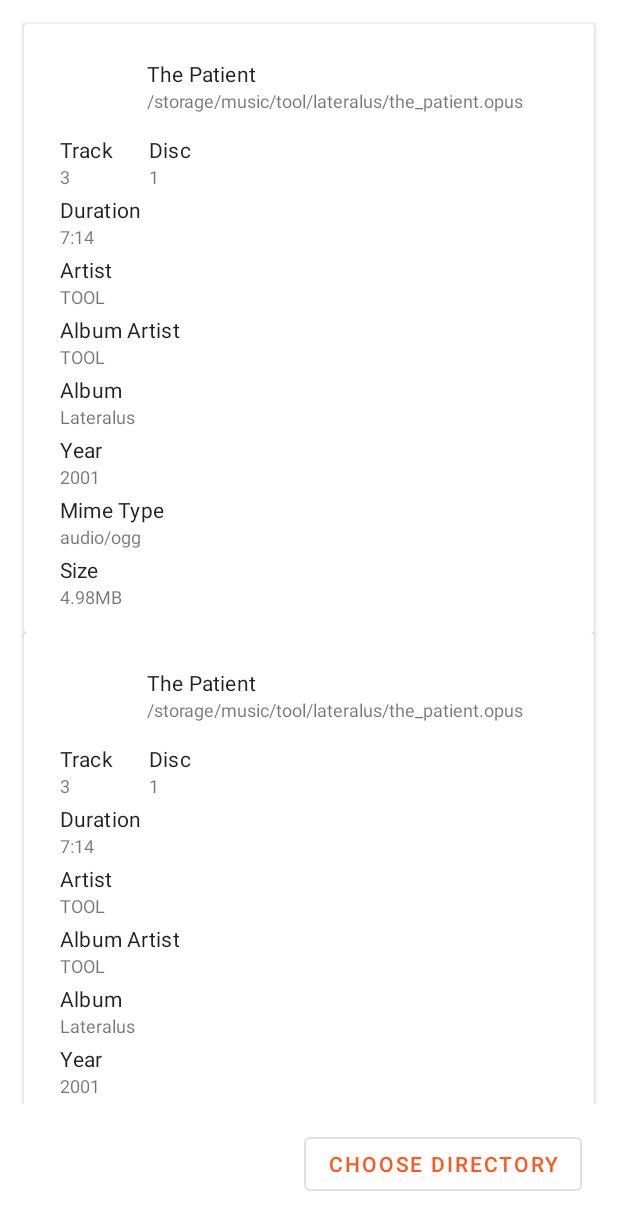
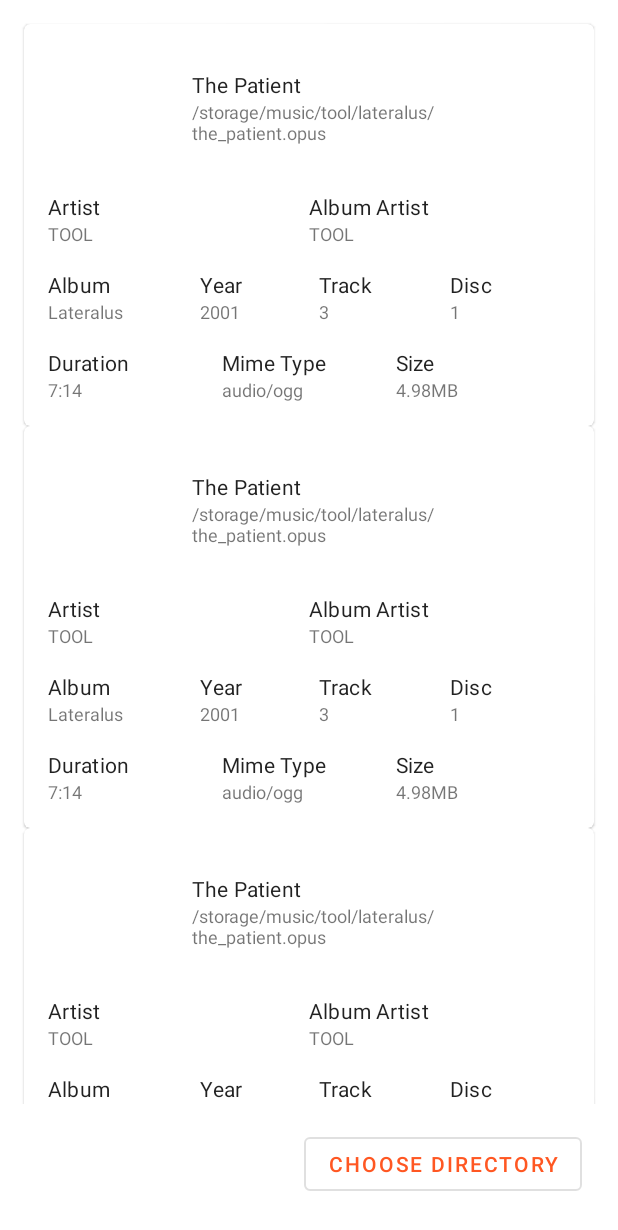
Before and after one commit to timusus/KTagLib, an Android app: the layout activity_main.xml on its own in the app's theme, with its tools: preview values and no code run, on a phone screen of 412 x 824 dp. Shown: the top 1230 px of the screen. Run offline under Robolectric (Android 15) with nearby library versions, the light colour scheme and no system bars.

Commit message:
Improve audio file item design by grouping info into rows

```diff
--- a/sample/src/main/res/layout/list_item_document.xml
+++ b/sample/src/main/res/layout/list_item_document.xml
@@ -1,164 +1,123 @@
 <?xml version="1.0" encoding="utf-8"?>
-<androidx.cardview.widget.CardView xmlns:android="http://schemas.android.com/apk/res/android"
+<com.google.android.material.card.MaterialCardView xmlns:android="http://schemas.android.com/apk/res/android"
     xmlns:app="http://schemas.android.com/apk/res-auto"
     xmlns:tools="http://schemas.android.com/tools"
     android:layout_width="match_parent"
     android:layout_height="wrap_content">
 
-    <androidx.constraintlayout.widget.ConstraintLayout
+    <LinearLayout
         android:layout_width="match_parent"
         android:layout_height="wrap_content"
+        android:orientation="vertical"
         android:padding="16dp">
+
+        <LinearLayout
+            android:layout_width="match_parent"
+            android:layout_height="wrap_content"
+            android:gravity="center_vertical"
+            android:orientation="horizontal">
 
             <ImageView
                 android:id="@+id/albumArt"
-            android:layout_width="50dp"
-            android:layout_height="50dp"
-            android:layout_marginStart="8dp"
-            app:layout_constraintStart_toStartOf="parent"
-            app:layout_constraintTop_toTopOf="parent" />
+                android:layout_width="80dp"
+                android:layout_height="80dp" />
 
-        <TextView
-            android:id="@+id/documentName"
+            <LinearLayout
                 android:layout_width="wrap_content"
                 android:layout_height="wrap_content"
-            android:layout_marginStart="8dp"
-            android:textSize="12sp"
-            app:layout_constraintBottom_toBottomOf="@id/albumArt"
-            app:layout_constraintStart_toEndOf="@id/albumArt"
-            app:layout_constraintTop_toBottomOf="@id/title"
-            tools:text="/storage/music/tool/lateralus/the_patient.opus" />
-
+                android:orientation="vertical"
+                android:paddingHorizontal="16dp">
 
                 <TextView
                     android:id="@+id/title"
                     style="@style/TextAppearance.MaterialComponents.Subtitle1"
                     android:layout_width="wrap_content"
                     android:layout_height="wrap_content"
-            android:layout_marginStart="8dp"
                     android:textSize="14sp"
-            app:layout_constraintBottom_toTopOf="@id/documentName"
-            app:layout_constraintStart_toEndOf="@id/albumArt"
-            app:layout_constraintTop_toTopOf="@id/albumArt"
-            app:layout_constraintVertical_chainStyle="packed"
                     tools:text="The Patient" />
 
                 <TextView
-            android:id="@+id/trackHeading"
-            style="@style/TextAppearance.MaterialComponents.Subtitle1"
-            android:layout_width="wrap_content"
-            android:layout_height="wrap_content"
-            android:layout_marginStart="8dp"
-            android:layout_marginTop="8dp"
-            android:text="Track"
-            android:textSize="14sp"
-            app:layout_constraintStart_toStartOf="parent"
-            app:layout_constraintTop_toBottomOf="@id/albumArt" />
-
-        <TextView
-            android:id="@+id/track"
-            android:layout_width="wrap_content"
-            android:layout_height="wrap_content"
-            android:layout_marginStart="8dp"
-            android:textSize="12sp"
-            app:layout_constraintStart_toStartOf="parent"
-            app:layout_constraintTop_toBottomOf="@id/trackHeading"
-            tools:text="3" />
-
-        <TextView
-            android:id="@+id/discHeading"
-            style="@style/TextAppearance.MaterialComponents.Subtitle1"
-            android:layout_width="wrap_content"
-            android:layout_height="wrap_content"
-            android:layout_marginStart="24dp"
-            android:layout_marginTop="8dp"
-            android:text="Disc"
-            android:textSize="14sp"
-            app:layout_constraintStart_toEndOf="@id/trackHeading"
-            app:layout_constraintTop_toBottomOf="@id/albumArt" />
-
-        <TextView
-            android:id="@+id/disc"
+                    android:id="@+id/documentName"
                     android:layout_width="wrap_content"
                     android:layout_height="wrap_content"
                     android:textSize="12sp"
-            app:layout_constraintStart_toStartOf="@id/discHeading"
-            app:layout_constraintTop_toBottomOf="@id/discHeading"
-            tools:text="1" />
+                    tools:text="/storage/music/tool/lateralus/the_patient.opus" />
 
-        <TextView
-            android:id="@+id/durationHeading"
-            style="@style/TextAppearance.MaterialComponents.Subtitle1"
-            android:layout_width="wrap_content"
+            </LinearLayout>
+
+        </LinearLayout>
+
+        <LinearLayout
+            android:layout_width="match_parent"
             android:layout_height="wrap_content"
-            android:layout_marginStart="8dp"
-            android:layout_marginTop="4dp"
-            android:text="Duration"
-            android:textSize="14sp"
-            app:layout_constraintStart_toStartOf="parent"
-            app:layout_constraintTop_toBottomOf="@id/track" />
+            android:layout_marginTop="16dp"
+            android:orientation="horizontal">
 
-        <TextView
-            android:id="@+id/duration"
-            android:layout_width="wrap_content"
+            <LinearLayout
+                android:layout_width="0dp"
                 android:layout_height="wrap_content"
-            android:layout_marginStart="8dp"
-            android:textSize="12sp"
-            app:layout_constraintStart_toStartOf="parent"
-            app:layout_constraintTop_toBottomOf="@id/durationHeading"
-            tools:text="7:14" />
+                android:layout_weight="1"
+                android:orientation="vertical">
 
                 <TextView
                     android:id="@+id/artistHeading"
                     style="@style/TextAppearance.MaterialComponents.Subtitle1"
                     android:layout_width="wrap_content"
                     android:layout_height="wrap_content"
-            android:layout_marginStart="8dp"
-            android:layout_marginTop="4dp"
                     android:text="Artist"
-            android:textSize="14sp"
-            app:layout_constraintStart_toStartOf="parent"
-            app:layout_constraintTop_toBottomOf="@id/duration" />
+                    android:textSize="14sp" />
 
                 <TextView
                     android:id="@+id/artist"
                     android:layout_width="wrap_content"
                     android:layout_height="wrap_content"
-            android:layout_marginStart="8dp"
                     android:textSize="12sp"
-            app:layout_constraintStart_toStartOf="parent"
-            app:layout_constraintTop_toBottomOf="@id/artistHeading"
                     tools:text="TOOL" />
+
+            </LinearLayout>
+
+            <LinearLayout
+                android:layout_width="0dp"
+                android:layout_height="wrap_content"
+                android:layout_weight="1"
+                android:orientation="vertical">
 
                 <TextView
                     android:id="@+id/albumArtistHeading"
                     style="@style/TextAppearance.MaterialComponents.Subtitle1"
                     android:layout_width="wrap_content"
                     android:layout_height="wrap_content"
-            android:layout_marginStart="8dp"
-            android:layout_marginTop="4dp"
                     android:text="Album Artist"
-            android:textSize="14sp"
-            app:layout_constraintStart_toStartOf="parent"
-            app:layout_constraintTop_toBottomOf="@id/artist" />
+                    android:textSize="14sp" />
 
                 <TextView
                     android:id="@+id/albumArtist"
                     android:layout_width="wrap_content"
                     android:layout_height="wrap_content"
-            android:layout_marginStart="8dp"
                     android:textSize="12sp"
-            app:layout_constraintStart_toStartOf="parent"
-            app:layout_constraintTop_toBottomOf="@id/albumArtistHeading"
                     tools:text="TOOL" />
+
+            </LinearLayout>
+
+        </LinearLayout>
+
+        <LinearLayout
+            android:layout_width="match_parent"
+            android:layout_height="wrap_content"
+            android:layout_marginTop="16dp"
+            android:orientation="horizontal">
+
+            <LinearLayout
+                android:layout_width="wrap_content"
+                android:layout_height="wrap_content"
+                android:layout_weight="1"
+                android:orientation="vertical">
 
                 <TextView
                     android:id="@+id/albumHeading"
                     style="@style/TextAppearance.MaterialComponents.Subtitle1"
                     android:layout_width="wrap_content"
                     android:layout_height="wrap_content"
-            android:layout_marginStart="8dp"
-            android:layout_marginTop="4dp"
                     android:text="Album"
                     android:textSize="14sp"
                     app:layout_constraintStart_toStartOf="parent"
@@ -168,77 +127,160 @@
                     android:id="@+id/album"
                     android:layout_width="wrap_content"
                     android:layout_height="wrap_content"
-            android:layout_marginStart="8dp"
                     android:textSize="12sp"
-            app:layout_constraintStart_toStartOf="parent"
-            app:layout_constraintTop_toBottomOf="@id/albumHeading"
                     tools:text="Lateralus" />
+
+            </LinearLayout>
+
+            <LinearLayout
+                android:layout_width="wrap_content"
+                android:layout_height="wrap_content"
+                android:layout_weight="1"
+                android:orientation="vertical">
 
                 <TextView
                     android:id="@+id/yearHeading"
                     style="@style/TextAppearance.MaterialComponents.Subtitle1"
                     android:layout_width="wrap_content"
                     android:layout_height="wrap_content"
-            android:layout_marginStart="8dp"
-            android:layout_marginTop="4dp"
                     android:text="Year"
-            android:textSize="14sp"
-            app:layout_constraintStart_toStartOf="parent"
-            app:layout_constraintTop_toBottomOf="@id/album" />
+                    android:textSize="14sp" />
 
                 <TextView
                     android:id="@+id/year"
                     android:layout_width="wrap_content"
                     android:layout_height="wrap_content"
-            android:layout_marginStart="8dp"
                     android:textSize="12sp"
-            app:layout_constraintStart_toStartOf="parent"
-            app:layout_constraintTop_toBottomOf="@id/yearHeading"
                     tools:text="2001" />
+
+            </LinearLayout>
+
+            <LinearLayout
+                android:layout_width="wrap_content"
+                android:layout_height="wrap_content"
+                android:layout_weight="1"
+                android:orientation="vertical">
+
+                <TextView
+                    android:id="@+id/trackHeading"
+                    style="@style/TextAppearance.MaterialComponents.Subtitle1"
+                    android:layout_width="wrap_content"
+                    android:layout_height="wrap_content"
+                    android:text="Track"
+                    android:textSize="14sp" />
+
+                <TextView
+                    android:id="@+id/track"
+                    android:layout_width="wrap_content"
+                    android:layout_height="wrap_content"
+                    android:textSize="12sp"
+                    tools:text="3" />
+
+            </LinearLayout>
+
+
+            <LinearLayout
+                android:layout_width="wrap_content"
+                android:layout_height="wrap_content"
+                android:layout_weight="1"
+                android:orientation="vertical">
+
+                <TextView
+                    android:id="@+id/discHeading"
+                    style="@style/TextAppearance.MaterialComponents.Subtitle1"
+                    android:layout_width="wrap_content"
+                    android:layout_height="wrap_content"
+                    android:text="Disc"
+                    android:textSize="14sp" />
+
+                <TextView
+                    android:id="@+id/disc"
+                    android:layout_width="wrap_content"
+                    android:layout_height="wrap_content"
+                    android:textSize="12sp"
+                    tools:text="1" />
+
+            </LinearLayout>
+
+        </LinearLayout>
+
+        <LinearLayout
+            android:layout_width="match_parent"
+            android:layout_height="wrap_content"
+            android:layout_marginTop="16dp"
+            android:orientation="horizontal">
+
+            <LinearLayout
+                android:layout_width="0dp"
+                android:layout_height="wrap_content"
+                android:layout_weight="1"
+                android:orientation="vertical">
+
+                <TextView
+                    android:id="@+id/durationHeading"
+                    style="@style/TextAppearance.MaterialComponents.Subtitle1"
+                    android:layout_width="wrap_content"
+                    android:layout_height="wrap_content"
+                    android:text="Duration"
+                    android:textSize="14sp" />
+
+                <TextView
+                    android:id="@+id/duration"
+                    android:layout_width="wrap_content"
+                    android:layout_height="wrap_content"
+                    android:textSize="12sp"
+                    tools:text="7:14" />
+
+            </LinearLayout>
+
+            <LinearLayout
+                android:layout_width="0dp"
+                android:layout_height="wrap_content"
+                android:layout_weight="1"
+                android:orientation="vertical">
 
                 <TextView
                     android:id="@+id/mimeTypeHeading"
                     style="@style/TextAppearance.MaterialComponents.Subtitle1"
                     android:layout_width="wrap_content"
                     android:layout_height="wrap_content"
-            android:layout_marginStart="8dp"
-            android:layout_marginTop="4dp"
                     android:text="Mime Type"
-            android:textSize="14sp"
-            app:layout_constraintStart_toStartOf="parent"
-            app:layout_constraintTop_toBottomOf="@id/year" />
+                    android:textSize="14sp" />
 
                 <TextView
                     android:id="@+id/mimeType"
                     android:layout_width="wrap_content"
                     android:layout_height="wrap_content"
-            android:layout_marginStart="8dp"
                     android:textSize="12sp"
-            app:layout_constraintStart_toStartOf="parent"
-            app:layout_constraintTop_toBottomOf="@id/mimeTypeHeading"
                     tools:text="audio/ogg" />
+
+            </LinearLayout>
+
+            <LinearLayout
+                android:layout_width="0dp"
+                android:layout_height="wrap_content"
+                android:layout_weight="1"
+                android:orientation="vertical">
 
                 <TextView
                     android:id="@+id/sizeHeading"
                     style="@style/TextAppearance.MaterialComponents.Subtitle1"
                     android:layout_width="wrap_content"
                     android:layout_height="wrap_content"
-            android:layout_marginStart="8dp"
-            android:layout_marginTop="4dp"
                     android:text="Size"
-            android:textSize="14sp"
-            app:layout_constraintStart_toStartOf="parent"
-            app:layout_constraintTop_toBottomOf="@id/mimeType" />
+                    android:textSize="14sp" />
 
                 <TextView
                     android:id="@+id/size"
                     android:layout_width="wrap_content"
                     android:layout_height="wrap_content"
-            android:layout_marginStart="8dp"
                     android:textSize="12sp"
-            app:layout_constraintStart_toStartOf="parent"
-            app:layout_constraintTop_toBottomOf="@id/sizeHeading"
                     tools:text="4.98MB" />
 
-    </androidx.constraintlayout.widget.ConstraintLayout>
-</androidx.cardview.widget.CardView>
+            </LinearLayout>
+
+        </LinearLayout>
+
+    </LinearLayout>
+
+</com.google.android.material.card.MaterialCardView>
```
Lines whose indentation alone changed are shown as unchanged.
